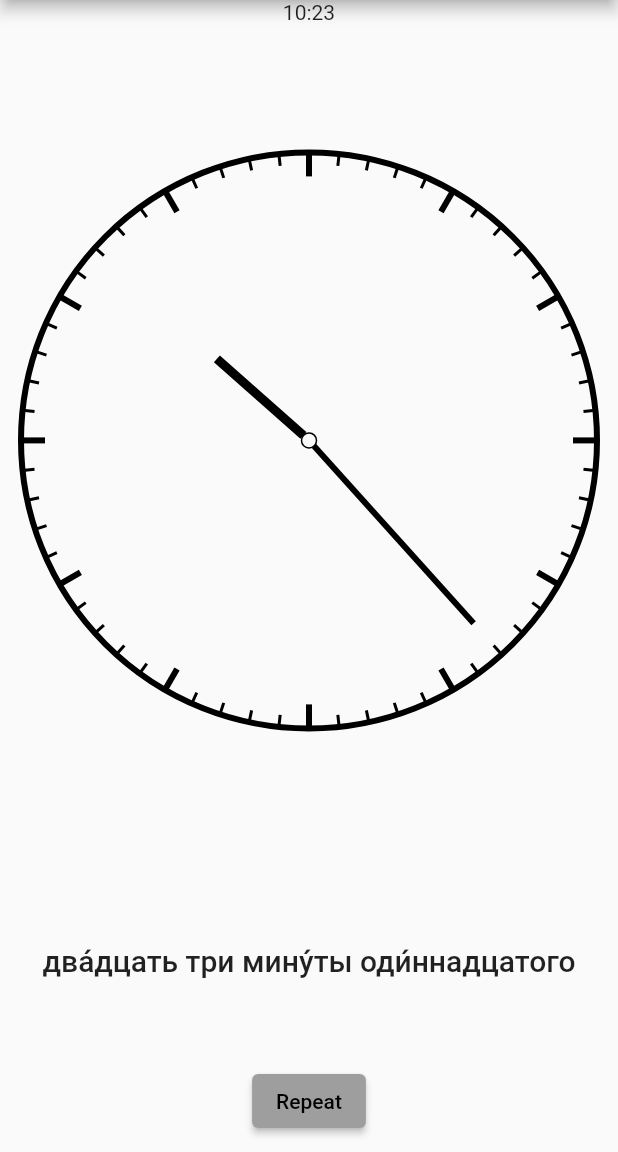
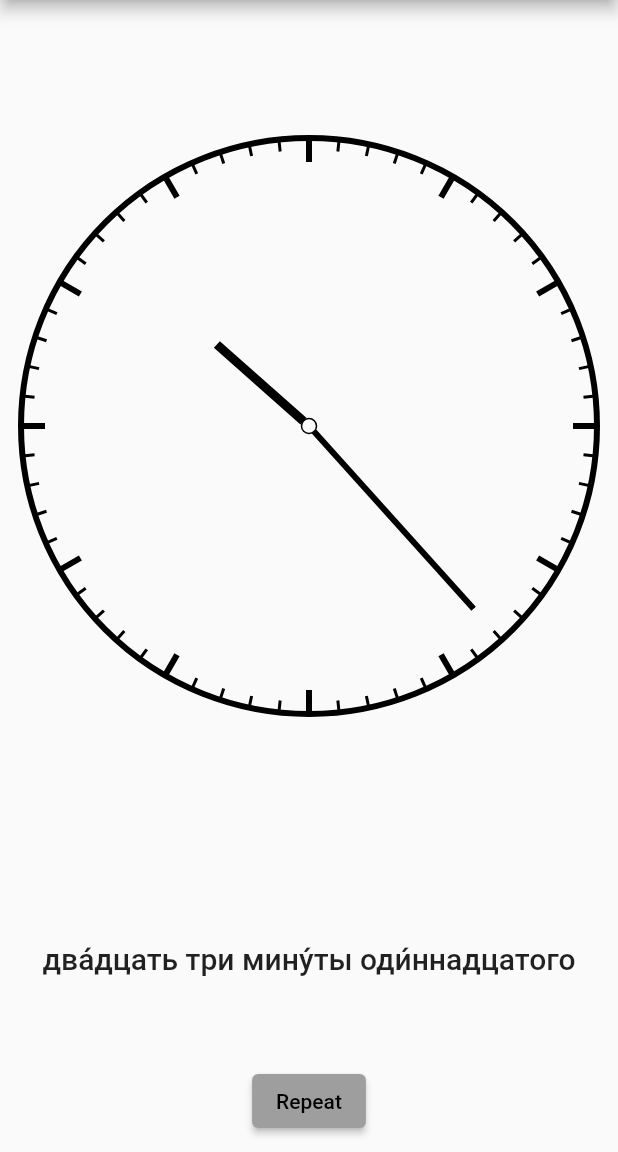
Before and after one commit to dirkz/russian_clock, a Flutter app: the screen it shows after launch, after a tap on "Solve", on a phone screen of 412 x 824 dp, the part 84-1236 px from its top. Run offline on Flutter 3.47's test engine with Material 2 defaults, Android fonts, the phone set to English and light mode, and no system bars; our stand-ins replace google_fonts; Roboto replaces fonts that are missing (Vollkorn).

Commit message:
No debug

```diff
--- a/lib/main.dart
+++ b/lib/main.dart
@@ -60,7 +60,6 @@ class _RussianClockState extends State<RussianClock> {
       ),
       body: Column(
         children: [
-          Text(_currentTime.toString()),
           Expanded(
               flex: 4,
               child: Container(
```
